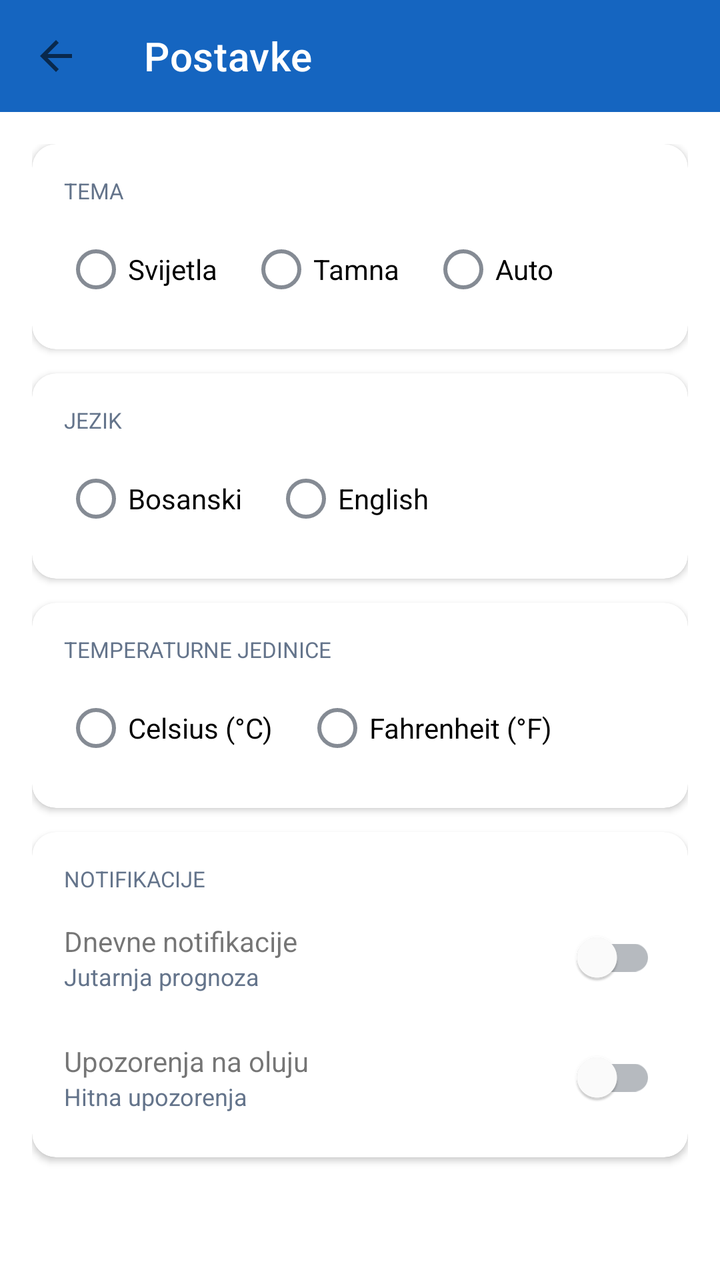
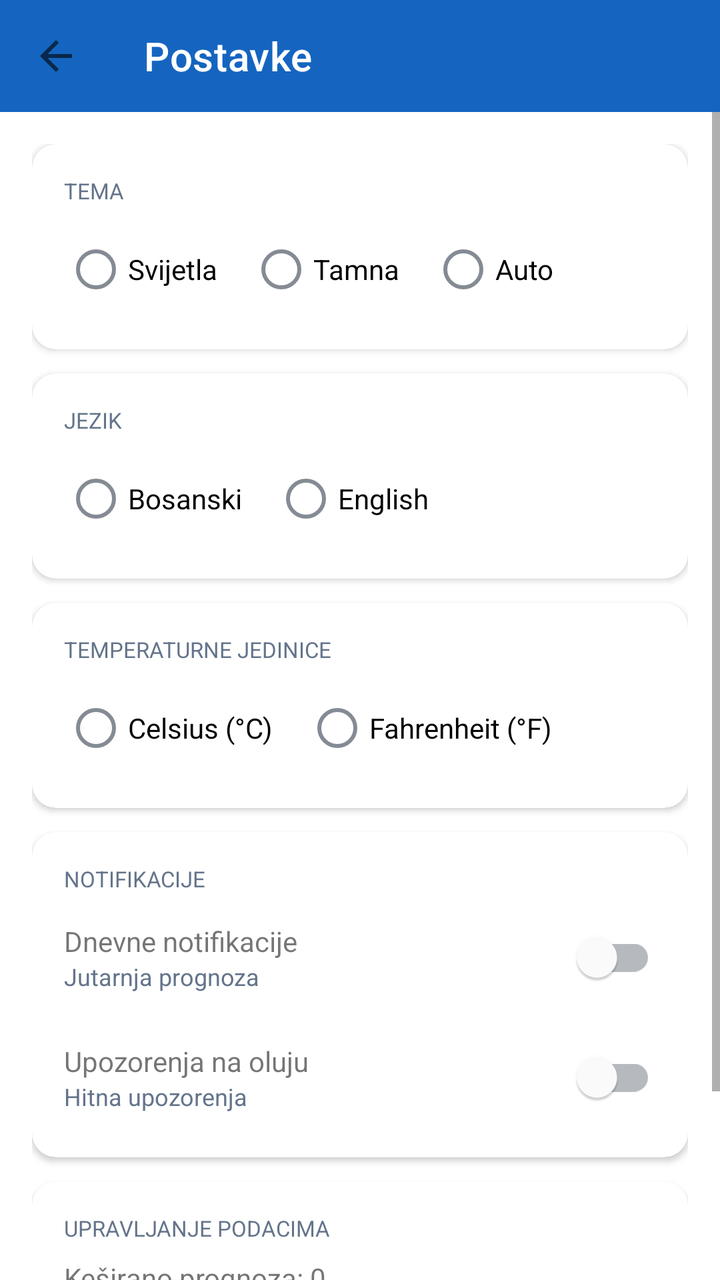

Before-and-after screenshots of an Android layout around one commit, followed by the original layout XML and the change that was made.
<!-- AndroidManifest.xml: application theme Theme.WeatherWatch -->
<!-- res/layout/activity_settings.xml -->
<?xml version="1.0" encoding="utf-8"?>
<LinearLayout xmlns:android="http://schemas.android.com/apk/res/android"
    xmlns:app="http://schemas.android.com/apk/res-auto"
    android:layout_width="match_parent"
    android:layout_height="match_parent"
    android:orientation="vertical"
    android:background="?attr/colorSurface">

    <androidx.appcompat.widget.Toolbar
        android:id="@+id/toolbarSettings"
        android:layout_width="match_parent"
        android:layout_height="?attr/actionBarSize"
        android:background="?attr/colorPrimary"
        app:titleTextColor="@android:color/white"
        app:navigationIcon="?attr/homeAsUpIndicator"
        app:title="Postavke" />

    <ScrollView
        android:layout_width="match_parent"
        android:layout_height="match_parent">

        <LinearLayout
            android:layout_width="match_parent"
            android:layout_height="wrap_content"
            android:orientation="vertical"
            android:padding="16dp">

            
            <androidx.cardview.widget.CardView
                android:layout_width="match_parent"
                android:layout_height="wrap_content"
                android:layout_marginBottom="12dp"
                app:cardCornerRadius="12dp"
                app:cardElevation="2dp">

                <LinearLayout
                    android:layout_width="match_parent"
                    android:layout_height="wrap_content"
                    android:orientation="vertical"
                    android:padding="16dp">

                    <TextView
                        android:layout_width="wrap_content"
                        android:layout_height="wrap_content"
                        android:text="TEMA"
                        android:textSize="11sp"
                        android:textColor="?attr/colorOnSurfaceVariant"
                        android:layout_marginBottom="8dp" />

                    <RadioGroup
                        android:id="@+id/rgTema"
                        android:layout_width="match_parent"
                        android:layout_height="wrap_content"
                        android:orientation="horizontal">

                        <RadioButton
                            android:id="@+id/rbTemaLight"
                            android:layout_width="wrap_content"
                            android:layout_height="wrap_content"
                            android:text="Svijetla"
                            android:layout_marginEnd="16dp" />

                        <RadioButton
                            android:id="@+id/rbTemaDark"
                            android:layout_width="wrap_content"
                            android:layout_height="wrap_content"
                            android:text="Tamna"
                            android:layout_marginEnd="16dp" />

                        <RadioButton
                            android:id="@+id/rbTemaAuto"
                            android:layout_width="wrap_content"
                            android:layout_height="wrap_content"
                            android:text="Auto" />

                    </RadioGroup>
                </LinearLayout>
            </androidx.cardview.widget.CardView>

            
            <androidx.cardview.widget.CardView
                android:layout_width="match_parent"
                android:layout_height="wrap_content"
                android:layout_marginBottom="12dp"
                app:cardCornerRadius="12dp"
                app:cardElevation="2dp">

                <LinearLayout
                    android:layout_width="match_parent"
                    android:layout_height="wrap_content"
                    android:orientation="vertical"
                    android:padding="16dp">

                    <TextView
                        android:layout_width="wrap_content"
                        android:layout_height="wrap_content"
                        android:text="JEZIK"
                        android:textSize="11sp"
                        android:textColor="?attr/colorOnSurfaceVariant"
                        android:layout_marginBottom="8dp" />

                    <RadioGroup
                        android:id="@+id/rgJezik"
                        android:layout_width="match_parent"
                        android:layout_height="wrap_content"
                        android:orientation="horizontal">

                        <RadioButton
                            android:id="@+id/rbJezikBs"
                            android:layout_width="wrap_content"
                            android:layout_height="wrap_content"
                            android:text="Bosanski"
                            android:layout_marginEnd="16dp" />

                        <RadioButton
                            android:id="@+id/rbJezikEn"
                            android:layout_width="wrap_content"
                            android:layout_height="wrap_content"
                            android:text="English" />

                    </RadioGroup>
                </LinearLayout>
            </androidx.cardview.widget.CardView>

            
            <androidx.cardview.widget.CardView
                android:layout_width="match_parent"
                android:layout_height="wrap_content"
                android:layout_marginBottom="12dp"
                app:cardCornerRadius="12dp"
                app:cardElevation="2dp">

                <LinearLayout
                    android:layout_width="match_parent"
                    android:layout_height="wrap_content"
                    android:orientation="vertical"
                    android:padding="16dp">

                    <TextView
                        android:layout_width="wrap_content"
                        android:layout_height="wrap_content"
                        android:text="TEMPERATURNE JEDINICE"
                        android:textSize="11sp"
                        android:textColor="?attr/colorOnSurfaceVariant"
                        android:layout_marginBottom="8dp" />

                    <RadioGroup
                        android:id="@+id/rgJedinice"
                        android:layout_width="match_parent"
                        android:layout_height="wrap_content"
                        android:orientation="horizontal">

                        <RadioButton
                            android:id="@+id/rbCelsius"
                            android:layout_width="wrap_content"
                            android:layout_height="wrap_content"
                            android:text="Celsius (°C)"
                            android:layout_marginEnd="16dp" />

                        <RadioButton
                            android:id="@+id/rbFahrenheit"
                            android:layout_width="wrap_content"
                            android:layout_height="wrap_content"
                            android:text="Fahrenheit (°F)" />

                    </RadioGroup>
                </LinearLayout>
            </androidx.cardview.widget.CardView>

            
            <androidx.cardview.widget.CardView
                android:layout_width="match_parent"
                android:layout_height="wrap_content"
                android:layout_marginBottom="12dp"
                app:cardCornerRadius="12dp"
                app:cardElevation="2dp">

                <LinearLayout
                    android:layout_width="match_parent"
                    android:layout_height="wrap_content"
                    android:orientation="vertical"
                    android:padding="16dp">

                    <TextView
                        android:layout_width="wrap_content"
                        android:layout_height="wrap_content"
                        android:text="NOTIFIKACIJE"
                        android:textSize="11sp"
                        android:textColor="?attr/colorOnSurfaceVariant"
                        android:layout_marginBottom="8dp" />

                    <LinearLayout
                        android:layout_width="match_parent"
                        android:layout_height="wrap_content"
                        android:orientation="horizontal"
                        android:gravity="center_vertical"
                        android:layout_marginBottom="12dp">

                        <LinearLayout
                            android:layout_width="0dp"
                            android:layout_height="wrap_content"
                            android:layout_weight="1"
                            android:orientation="vertical">

                            <TextView
                                android:layout_width="wrap_content"
                                android:layout_height="wrap_content"
                                android:text="Dnevne notifikacije"
                                android:textSize="14sp" />

                            <TextView
                                android:layout_width="wrap_content"
                                android:layout_height="wrap_content"
                                android:text="Jutarnja prognoza"
                                android:textSize="12sp"
                                android:textColor="?attr/colorOnSurfaceVariant" />

                        </LinearLayout>

                        <com.google.android.material.switchmaterial.SwitchMaterial
                            android:id="@+id/swNotifikacije"
                            android:layout_width="wrap_content"
                            android:layout_height="wrap_content" />

                    </LinearLayout>

                    <LinearLayout
                        android:layout_width="match_parent"
                        android:layout_height="wrap_content"
                        android:orientation="horizontal"
                        android:gravity="center_vertical">

                        <LinearLayout
                            android:layout_width="0dp"
                            android:layout_height="wrap_content"
                            android:layout_weight="1"
                            android:orientation="vertical">

                            <TextView
                                android:layout_width="wrap_content"
                                android:layout_height="wrap_content"
                                android:text="Upozorenja na oluju"
                                android:textSize="14sp" />

                            <TextView
                                android:layout_width="wrap_content"
                                android:layout_height="wrap_content"
                                android:text="Hitna upozorenja"
                                android:textSize="12sp"
                                android:textColor="?attr/colorOnSurfaceVariant" />

                        </LinearLayout>

                        <com.google.android.material.switchmaterial.SwitchMaterial
                            android:id="@+id/swOluja"
                            android:layout_width="wrap_content"
                            android:layout_height="wrap_content" />

                    </LinearLayout>

                </LinearLayout>
            </androidx.cardview.widget.CardView>

        </LinearLayout>
    </ScrollView>

</LinearLayout>
<!-- resources referenced by this layout -->
<resources>
  <style name="Theme.WeatherWatch" parent="Theme.MaterialComponents.DayNight.NoActionBar">
          <item name="colorPrimary">#1565C0</item>
          <item name="colorPrimaryVariant">#0D47A1</item>
          <item name="colorOnPrimary">#FFFFFF</item>
          <item name="colorSecondary">#0EA5E9</item>
          <item name="colorOnSecondary">#FFFFFF</item>
          <item name="colorSurface">#FFFFFF</item>
          <item name="colorOnSurface">#1E293B</item>
          <item name="colorOnSurfaceVariant">#64748B</item>
          <item name="colorSurfaceVariant">#F1F5F9</item>
          <item name="colorOutline">#E2E8F0</item>
          <item name="android:colorBackground">#F0F4F8</item>
          <item name="android:statusBarColor">#0D47A1</item>
          <item name="android:windowLightStatusBar">false</item>
      </style>
</resources>

<!-- the commit's change to res/layout/activity_settings.xml (unified diff, before → after) -->
@@ -261,6 +261,45 @@
                 </LinearLayout>
             </androidx.cardview.widget.CardView>
 
+            
+            <androidx.cardview.widget.CardView
+                android:layout_width="match_parent"
+                android:layout_height="wrap_content"
+                android:layout_marginBottom="12dp"
+                app:cardCornerRadius="12dp"
+                app:cardElevation="2dp">
+
+                <LinearLayout
+                    android:layout_width="match_parent"
+                    android:layout_height="wrap_content"
+                    android:orientation="vertical"
+                    android:padding="16dp">
+
+                    <TextView
+                        android:layout_width="wrap_content"
+                        android:layout_height="wrap_content"
+                        android:text="UPRAVLJANJE PODACIMA"
+                        android:textSize="11sp"
+                        android:textColor="?attr/colorOnSurfaceVariant"
+                        android:layout_marginBottom="8dp" />
+
+                    <TextView
+                        android:id="@+id/tvBrojKesiranih"
+                        android:layout_width="wrap_content"
+                        android:layout_height="wrap_content"
+                        android:text="Keširano prognoza: 0"
+                        android:textSize="14sp"
+                        android:layout_marginBottom="12dp" />
+
+                    <com.google.android.material.button.MaterialButton
+                        android:id="@+id/btnObrisiKes"
+                        android:layout_width="wrap_content"
+                        android:layout_height="wrap_content"
+                        android:text="Obriši keširane podatke" />
+
+                </LinearLayout>
+            </androidx.cardview.widget.CardView>
+
         </LinearLayout>
     </ScrollView>
 
